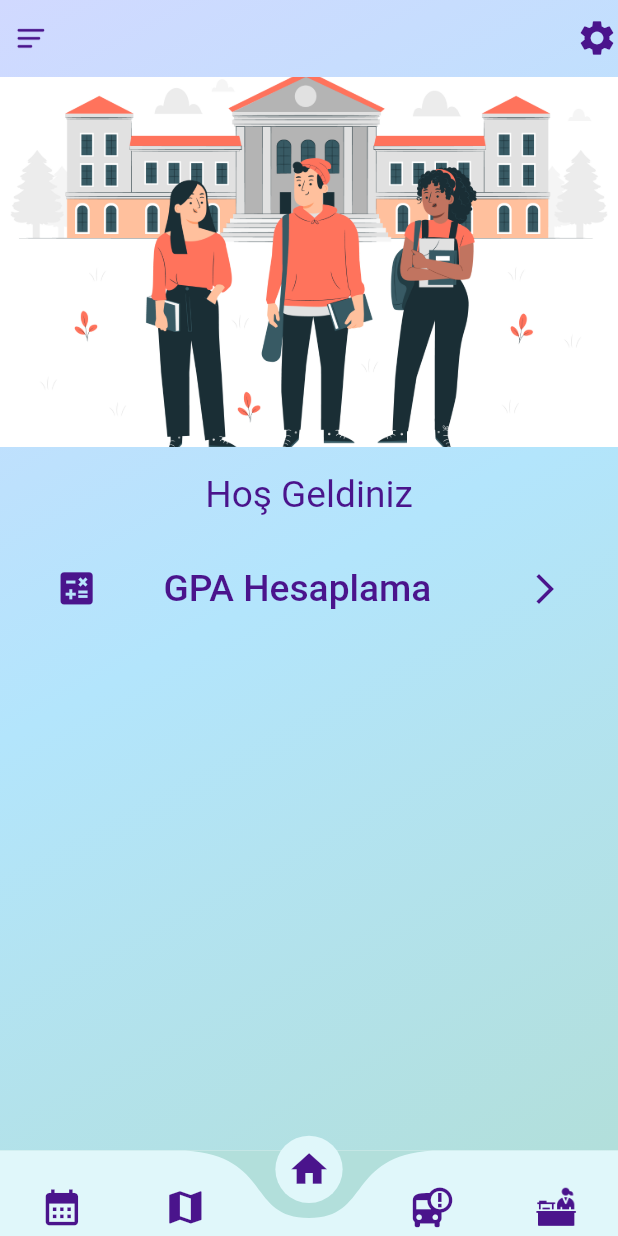
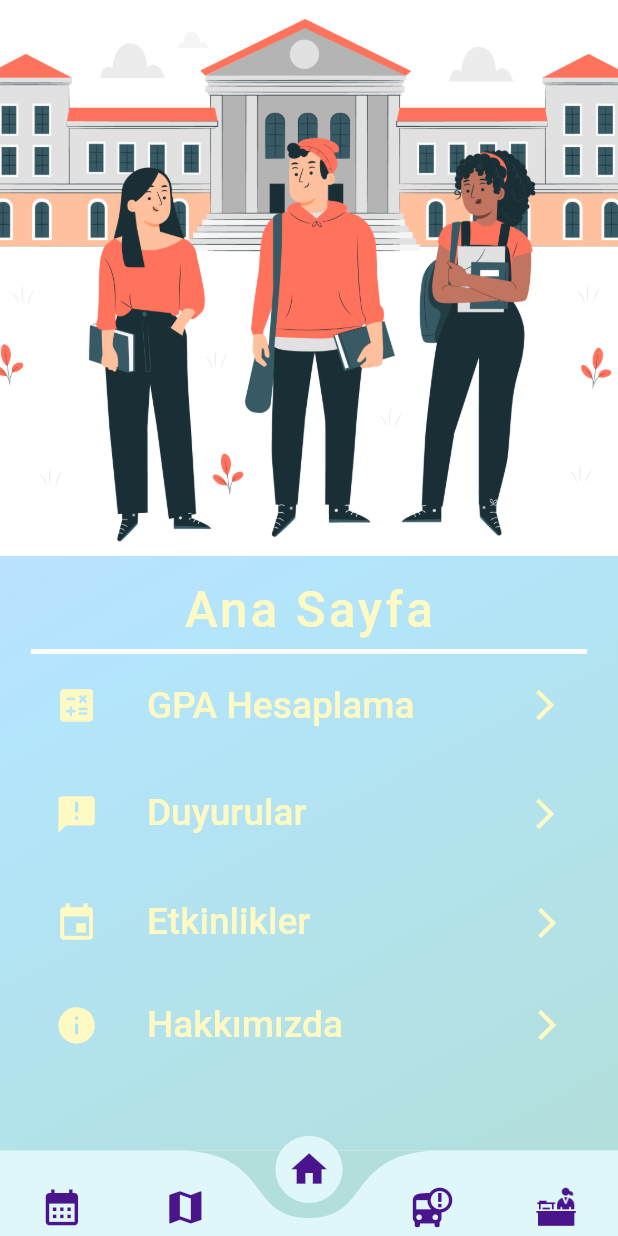
Before and after one commit to oakarakum/hachat, a Flutter app: the HomePage screen opened by its route, on a phone screen of 412 x 824 dp. Run offline on Flutter 3.47's test engine with Material 2 defaults, Android fonts, the phone set to English and light mode, and no system bars; drawn by our look-alikes of curved_navigation_bar; our stand-ins replace animate_do, flutter_svg, get, responsive_sizer; statements that could not run were skipped.

Commit message:
homepage tamamlandı

```diff
--- a/lib/app/ui/pages/home_page.dart
+++ b/lib/app/ui/pages/home_page.dart
@@ -2,7 +2,6 @@
 
 import 'package:curved_navigation_bar/curved_navigation_bar.dart';
 import 'package:flutter/material.dart';
-import 'package:flutter_svg/flutter_svg.dart';
 import 'package:get/get.dart';
 import 'package:responsive_sizer/responsive_sizer.dart';
 import '../../controllers/home_controller.dart';
@@ -39,26 +38,8 @@ class HomePage extends GetView<HomeController> {
           ], begin: Alignment.topLeft, end: Alignment.bottomRight)),
           child: Column(
             children: [
-              Padding(
-                padding: EdgeInsets.symmetric(vertical: 1.4.h),
-                child: Row(
-                  mainAxisAlignment: MainAxisAlignment.spaceBetween,
-                  children: [
-                    SizedBox(
-                        height: 2.6.h,
-                        width: 10.w,
-                        child: Image.asset("assets/menu-bar.png",
-                            color: Color(0xff4a148c))),
-                    Icon(
-                      Icons.settings,
-                      color: Color(0xff4a148c),
-                      size: 3.4.h,
-                    )
-                  ],
-                ),
-              ),
               Container(
-                height: 30.h,
+                height: 45.h,
                 width: 100.w,
                 decoration: BoxDecoration(
                     image: DecorationImage(
@@ -70,19 +51,33 @@ class HomePage extends GetView<HomeController> {
               ),
               Padding(
                 padding: EdgeInsets.only(top: 2.h),
-                child: Text("Hoş Geldiniz",
+                child: Text(
+                  "Ana Sayfa",
                   style: TextStyle(
-                        color: Color(0xff4a148c),
-                        fontWeight: FontWeight.w400,
-                        fontSize: 3.h)),
+                      color: Color(0xfffff9c4),
+                      fontWeight: FontWeight.w500,
+                      fontSize: 4.h,
+                      letterSpacing: .5.w),
                 ),
+              ),
+              Padding(
+                padding: EdgeInsets.symmetric(horizontal: 5.w),
+                child: Divider(
+                  thickness: .4.h,
+                  color: Color(0xffFFFFFF),
+                ),
+              ),
+              Padding(
+                padding: const EdgeInsets.only(bottom: 10),
+                child: Column(
+                  children: [
                     ListTile(
                       onLongPress: () {},
-                shape: RoundedRectangleBorder(
-                    side: BorderSide(width: 5.w, color: Colors.blue),
-                    borderRadius: BorderRadius.circular(5.w)),
-                leading: Icon(Icons.calculate,
-                    size: 3.5.h, color: const Color(0xff4a148c)),
+                      leading: Padding(
+                        padding: EdgeInsets.only(left: 5.w),
+                        child: Icon(Icons.calculate,
+                            size: 3.5.h, color: const Color(0xfffff9c4)),
+                      ),
                       title: Padding(
                         padding: EdgeInsets.symmetric(horizontal: 4.w),
                         child: GestureDetector(
@@ -92,15 +87,129 @@ class HomePage extends GetView<HomeController> {
                           child: Text(
                             "GPA Hesaplama",
                             style: TextStyle(
-                          color: Color(0xff4a148c),
+                                color: Color(0xfffff9c4),
                                 fontWeight: FontWeight.w500,
                                 fontSize: 3.h),
                           ),
                         ),
                       ),
-                trailing: Icon(
+                      trailing: Padding(
+                        padding: EdgeInsets.only(right: 5.w),
+                        child: Icon(
                           Icons.arrow_forward_ios,
-                  color: Color(0xff4a148c),
+                          color: const Color(0xfffff9c4),
+                        ),
+                      ),
+                    ),
+                    Padding(
+                      padding: EdgeInsets.only(top: 2.h),
+                      child: ListTile(
+                        onLongPress: () {},
+                        leading: Padding(
+                          padding: EdgeInsets.only(left: 5.w),
+                          child: Icon(Icons.announcement,
+                              size: 3.5.h, color: const Color(0xfffff9c4)),
+                        ),
+                        title: Padding(
+                          padding: EdgeInsets.symmetric(horizontal: 4.w),
+                          child: GestureDetector(
+                            onTap: () {
+                              controller.gpaPage();
+                            },
+                            child: Padding(
+                              padding:  EdgeInsets.only(bottom: .3.h),
+                              child: Text(
+                                "Duyurular",
+                                style: TextStyle(
+                                    color: Color(0xfffff9c4),
+                                    fontWeight: FontWeight.w500,
+                                    fontSize: 3.h),
+                              ),
+                            ),
+                          ),
+                        ),
+                        trailing: Padding(
+                          padding: EdgeInsets.only(right: 5.w),
+                          child: Icon(
+                            Icons.arrow_forward_ios,
+                            color: const Color(0xfffff9c4),
+                          ),
+                        ),
+                      ),
+                    ),
+                    Padding(
+                      padding:  EdgeInsets.only(top: 2.h),
+                      child: ListTile(
+                        onTap: () {},
+                        leading: Padding(
+                          padding: EdgeInsets.only(left: 5.w),
+                          child: Icon(Icons.event,
+                              size: 3.5.h, color: const Color(0xfffff9c4)),
+                        ),
+                        title: Padding(
+                          padding: EdgeInsets.symmetric(horizontal: 4.w),
+                          child: GestureDetector(
+                            onTap: () {
+                              controller.gpaPage();
+                            },
+                            child: Padding(
+                              padding:  EdgeInsets.only(bottom: .2.h),
+                              child: Text(
+                                "Etkinlikler",
+                                style: TextStyle(
+                                    color: const Color(0xfffff9c4),
+                                    fontWeight: FontWeight.w500,
+                                    fontSize: 3.h),
+                              ),
+                            ),
+                          ),
+                        ),
+                        trailing: Padding(
+                          padding: EdgeInsets.only(right: 4.7.w),
+                          child: Icon(
+                            Icons.arrow_forward_ios,
+                            color: Color(0xfffff9c4),
+                          ),
+                        ),
+                      ),
+                    ),
+                    Padding(
+                      padding:  EdgeInsets.only(top: 1.5.h),
+                      child: ListTile(
+                        onLongPress: () {},
+                        leading: Padding(
+                          padding: EdgeInsets.only(left: 5.w),
+                          child: Icon(Icons.info,
+                              size: 3.5.h, color: const Color(0xfffff9c4)),
+                        ),
+                        title: Padding(
+                          padding: EdgeInsets.symmetric(horizontal: 4.w),
+                          child: GestureDetector(
+                            onTap: () {
+                              controller.gpaPage();
+                            },
+                            child: Padding(
+                              padding:  EdgeInsets.only(bottom: .2.h),
+                              child: Text(
+                                "Hakkımızda",
+                                style: TextStyle(
+                                    color: const Color(0xfffff9c4),
+                                    fontWeight: FontWeight.w500,
+                                    fontSize: 3.h),
+                              ),
+                            ),
+                          ),
+                        ),
+                        trailing: Padding(
+                          padding: EdgeInsets.only(right: 4.7.w),
+                          child: Icon(
+                            Icons.arrow_forward_ios,
+                            color: Color(0xfffff9c4),
+                          ),
+                        ),
+                      ),
+                    ),
+                  ],
                 ),
               ),
             ],
```
Lines whose indentation alone changed are shown as unchanged.
